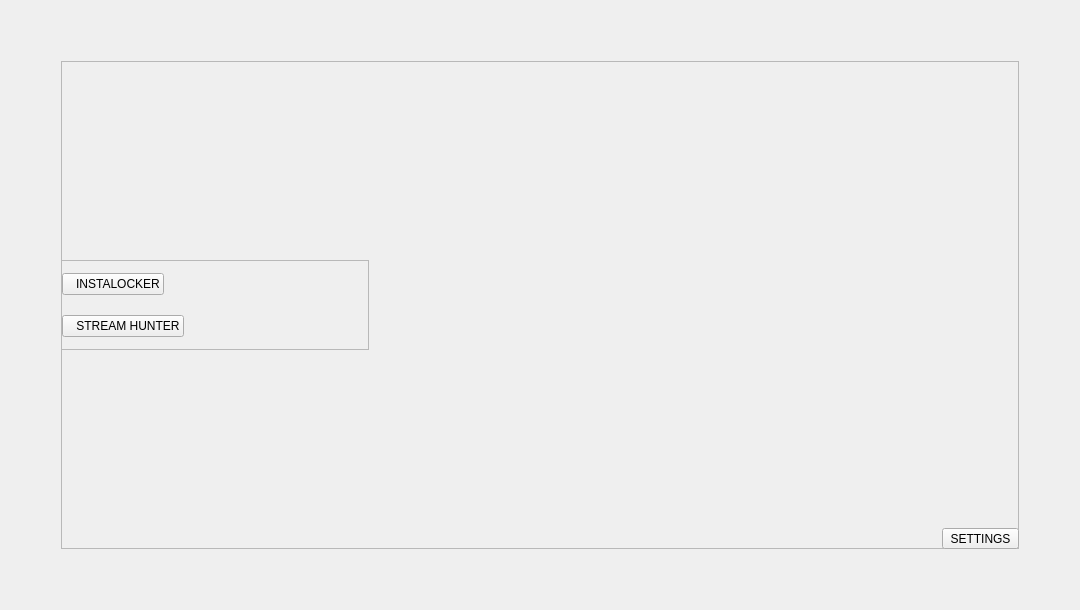
First picture: the form in src/pages/main_menu/view/main_menu_pg.ui, repository Davi-S/Toolorant, before the edit.
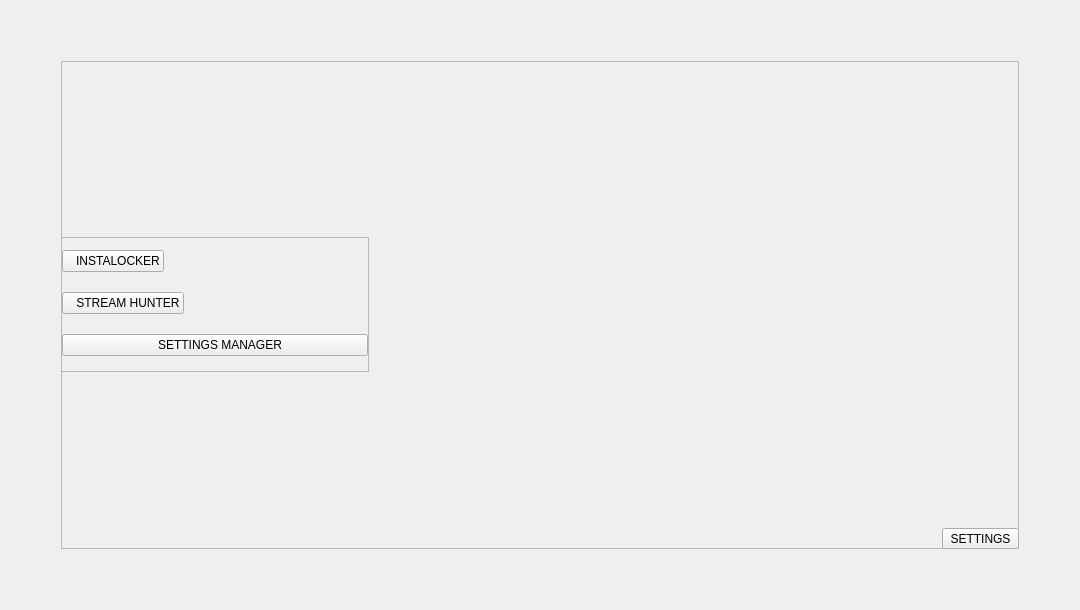
Second picture: the form after the edit. Icons and pictures are not drawn. Custom widgets are drawn as their Qt base class.

```diff
--- a/src/pages/main_menu/view/main_menu_pg.ui
+++ b/src/pages/main_menu/view/main_menu_pg.ui
@@ -35,9 +35,9 @@
     <property name="geometry">
      <rect>
       <x>0</x>
-      <y>199</y>
+      <y>176</y>
       <width>308</width>
-      <height>90</height>
+      <height>135</height>
      </rect>
     </property>
     <property name="frameShape">
@@ -49,7 +49,7 @@
     <property name="lineWidth">
      <number>1</number>
     </property>
-    <layout class="QVBoxLayout" name="verticalLayout_2" stretch="0,0">
+    <layout class="QVBoxLayout" name="verticalLayout_2" stretch="0,0,0">
      <property name="spacing">
       <number>8</number>
      </property>
@@ -108,6 +108,23 @@
        </property>
       </widget>
      </item>
+     <item>
+      <widget class="BigOptionQPushButton" name="settings_manager_btn">
+       <property name="text">
+        <string>   SETTINGS MANAGER</string>
+       </property>
+       <property name="icon">
+        <iconset resource="../../../resources/images.qrc">
+         <normaloff>:/icons/icons/losangle.png</normaloff>:/icons/icons/losangle.png</iconset>
+       </property>
+       <property name="iconSize">
+        <size>
+         <width>9</width>
+         <height>9</height>
+        </size>
+       </property>
+      </widget>
+     </item>
     </layout>
    </widget>
    <widget class="SimpleQPushButton" name="settings_btn">
```
